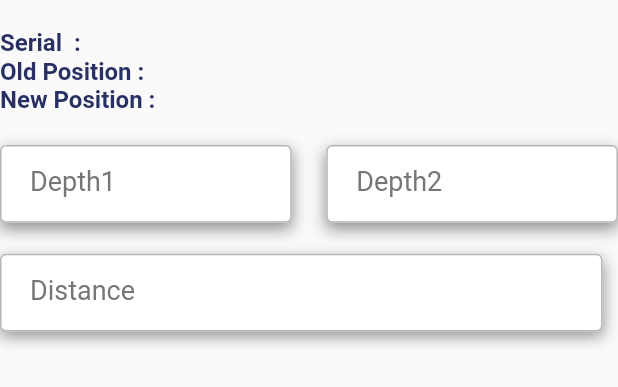
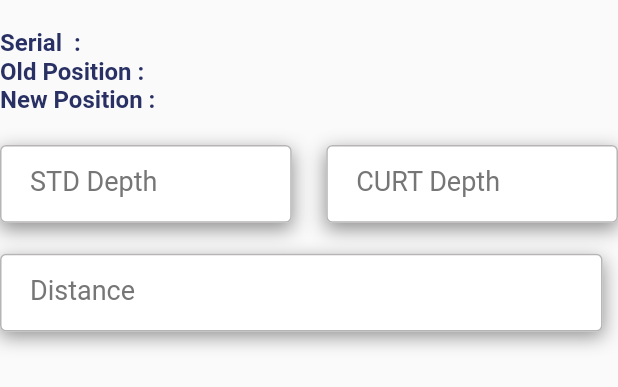
Before and after one commit to islamabdallah/TireManagment_App, a Flutter app: the TierDetails widget shown alone on an empty page, opened directly with empty values, on a phone screen of 412 x 824 dp. Shown: the top 387 px of the screen. Run offline on Flutter 3.47's test engine with Material 2 defaults, Android fonts, the phone set to English and light mode, and no system bars; our stand-ins replace bloc, dio, dropdown_search, flutter_bloc, flutter_screenutil, flutter_svg and 3 more; accounts and stored records are empty; network calls fail; statements that could not run were skipped.

Commit message:
update UI fix bugs

```diff
--- a/lib/ui/modules/tire_management/component/tier_save_item.dart
+++ b/lib/ui/modules/tire_management/component/tier_save_item.dart
@@ -119,7 +119,7 @@ class TierDetails extends StatelessWidget {
                 width: 143.w,
                 child: DefualtTextField(
                   controller: c1,
-                  label: 'Depth1',
+                  label: 'STD Depth',
                 ),
               ),
             ),
@@ -131,7 +131,7 @@ class TierDetails extends StatelessWidget {
                 width: 143.w,
                 child: DefualtTextField(
                   controller: c2,
-                  label: 'Depth2  ',
+                  label: 'CURT Depth  ',
                 ),
               ),
             ),
--- a/lib/ui/shared/components/defualt_text_field.dart
+++ b/lib/ui/shared/components/defualt_text_field.dart
@@ -31,7 +31,7 @@ class DefualtTextField extends StatelessWidget {
           decoration: BoxDecoration(
             boxShadow: [
               BoxShadow(color: Color(0x70000000),
-                blurRadius: 8,
+                blurRadius: 10.r,
                 offset: Offset(0, 4.h),
               ),
             ],
@@ -47,7 +47,7 @@ class DefualtTextField extends StatelessWidget {
               fontSize: 18.0.sp),
           obscureText: obscureText,
           validator: (String? value) {
-            if (value!.isEmpty) return '$hint is required';
+            if (value!.isEmpty) return 'required';
             return null;
           },
 
```
Also changed, not shown: lib/ui/modules/tire_management/screens/tire_management_screen.dart (+11 -5 lines), lib/ui/modules/truck_selection/screens/truck_selection_screen.dart (+10 -12 lines).
